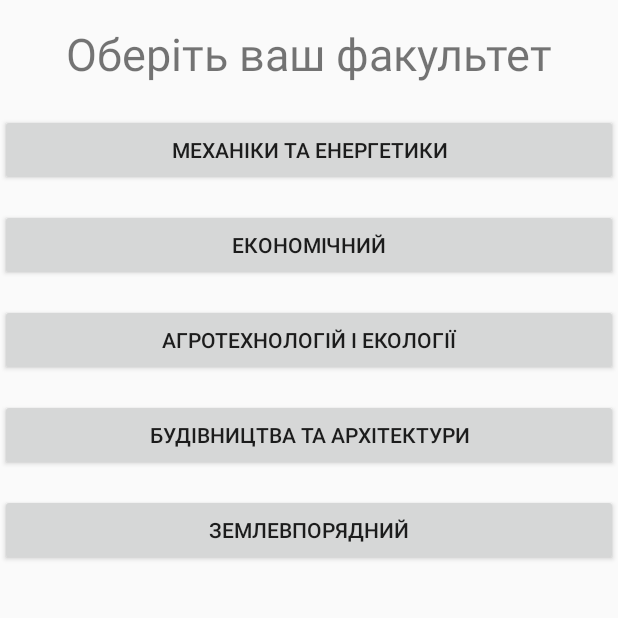
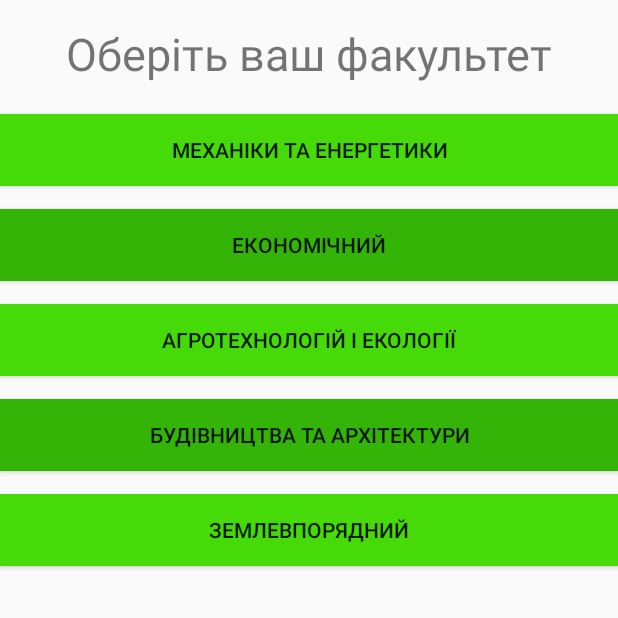
Before and after one commit to OliferEugene/Project.LNAU24, an Android app: the FacultyChoiceActivity screen opened directly, with no data from a screen before it, on a phone screen of 412 x 824 dp, the top half of it. Run offline under Robolectric (Android 15) with nearby library versions, the phone set to English and light mode, and no system bars.

Commit message:
1. GUI changes. LNAU24 v.0.2.0

```diff
--- a/app/src/main/res/layout/activity_action_choice.xml
+++ b/app/src/main/res/layout/activity_action_choice.xml
@@ -65,6 +65,7 @@
                 android:layout_height="wrap_content"
                 android:layout_gravity="center"
                 android:layout_marginBottom="16sp"
+                android:background="#45DA08"
                 android:minWidth="250dip"
                 android:text="Розклад" />
 
@@ -74,6 +75,7 @@
                 android:layout_height="wrap_content"
                 android:layout_gravity="center"
                 android:layout_marginBottom="16sp"
+                android:background="#34B406"
                 android:minWidth="250dip"
                 android:text="Завдання" />
 
@@ -83,6 +85,7 @@
                 android:layout_height="wrap_content"
                 android:layout_gravity="center"
                 android:layout_marginBottom="16sp"
+                android:background="#45DA08"
                 android:minWidth="250dip"
                 android:text="Заходи" />
         </LinearLayout>
--- a/app/src/main/res/layout/activity_faculty_choice.xml
+++ b/app/src/main/res/layout/activity_faculty_choice.xml
@@ -34,6 +34,7 @@
                 android:layout_width="match_parent"
                 android:layout_height="wrap_content"
                 android:layout_marginBottom="15sp"
+                android:background="#45DA08"
                 android:text="Механіки та Енергетики" />
 
             <Button
@@ -41,6 +42,7 @@
                 android:layout_width="match_parent"
                 android:layout_height="wrap_content"
                 android:layout_marginBottom="15sp"
+                android:background="#34B406"
                 android:text="Економічний" />
 
             <Button
@@ -48,6 +50,7 @@
                 android:layout_width="match_parent"
                 android:layout_height="wrap_content"
                 android:layout_marginBottom="15sp"
+                android:background="#45DA08"
                 android:text="Агротехнологій і Екології" />
 
             <Button
@@ -55,6 +58,7 @@
                 android:layout_width="match_parent"
                 android:layout_height="wrap_content"
                 android:layout_marginBottom="15sp"
+                android:background="#34B406"
                 android:text="Будівництва та архітектури" />
 
             <Button
@@ -62,6 +66,7 @@
                 android:layout_width="match_parent"
                 android:layout_height="wrap_content"
                 android:layout_marginBottom="15sp"
+                android:background="#45DA08"
                 android:text="Землевпорядний" />
         </LinearLayout>
 
--- a/app/src/main/res/layout/activity_main.xml
+++ b/app/src/main/res/layout/activity_main.xml
@@ -87,7 +87,8 @@
             android:layout_height="wrap_content"
             android:layout_gravity="center"
             android:layout_marginTop="20sp"
-            android:text="Авторизація" />
+            android:background="#45DA08"
+            android:text="Увійти" />
 
         <LinearLayout
             android:layout_width="wrap_content"
```
